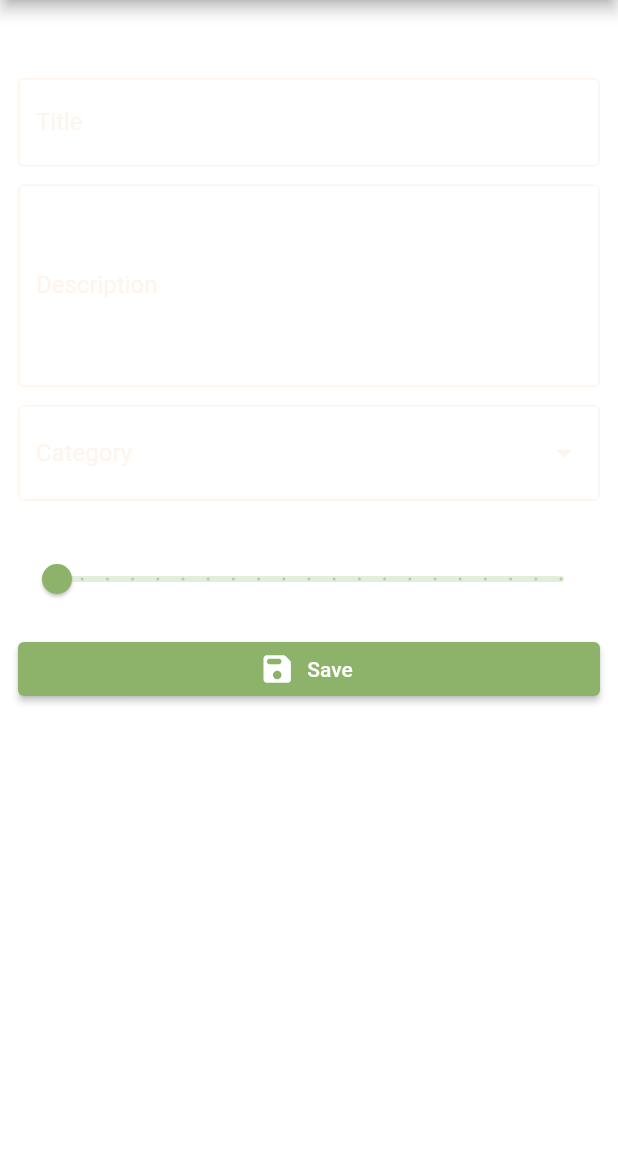
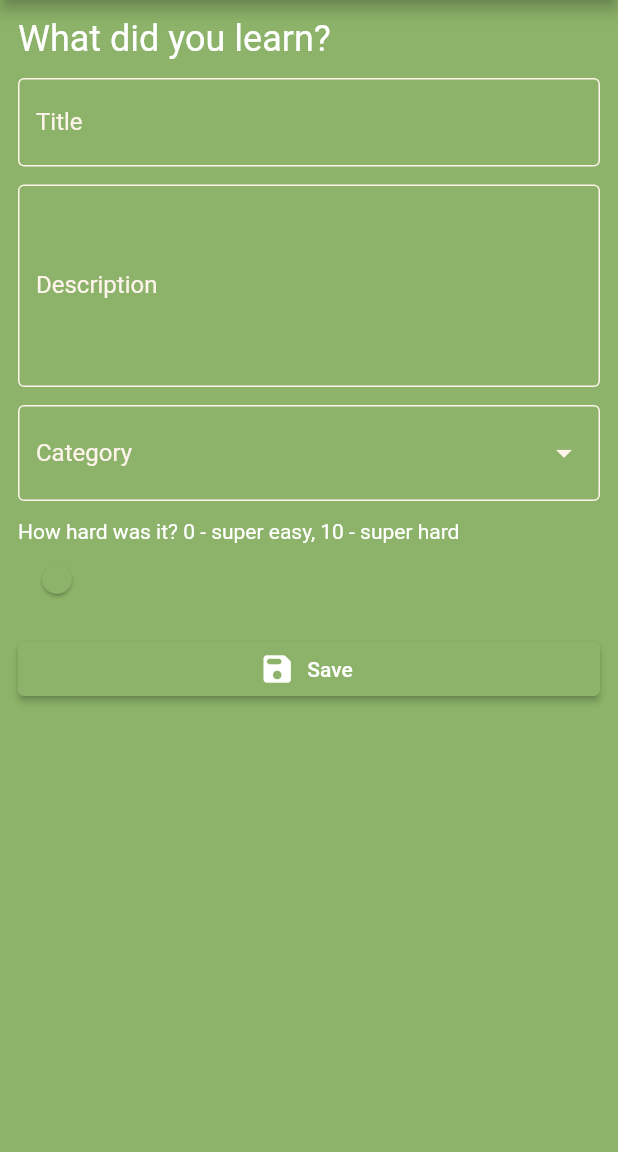
Before and after one commit to inf0rmatix/today_i_learned, a Flutter app: the _DashboardPageView screen opened directly, after a tap on the "create" icon, on a phone screen of 412 x 824 dp, the part 84-1236 px from its top. Run offline on Flutter 3.47's test engine with Material 2 defaults, Android fonts, the phone set to English and light mode, and no system bars; our stand-ins replace bloc, easy_localization, flutter_bloc, freezed_annotation, go_router; generated files the repository leaves out were written again; statements that could not run were skipped.

Commit message:
further improvements to theming

```diff
--- a/lib/src/core/config/app_colors.dart
+++ b/lib/src/core/config/app_colors.dart
@@ -8,6 +8,8 @@ class AppColors {
   static const sandyBrown = Color(0xFFF4A259);
   static const seashell = Color(0xFFFEF4EC);
   static const wintergreenDream = Color(0xFF5B8E7D);
+  static const greenSheen = Color(0xFF76A797);
+  static const illuminatingEmerald = Color(0xFF418B72);
   static const bittersweetShimmer = Color(0xFFBC4B51); // error
 
   static const emerald = Color(0xFF439A86);
--- a/lib/src/core/config/app_theme.dart
+++ b/lib/src/core/config/app_theme.dart
@@ -1,4 +1,5 @@
 import 'package:flutter/material.dart';
+import 'package:flutter/services.dart';
 import 'package:today_i_learned/src/core/config/app_colors.dart';
 
 class AppTheme {
@@ -8,13 +9,20 @@ class AppTheme {
     colorScheme: const ColorScheme.light(
       primary: AppColors.olivine,
       secondary: AppColors.sandyBrown,
+      onSecondary: AppColors.seashell,
       tertiary: AppColors.flax,
       error: AppColors.bittersweetShimmer,
       background: AppColors.wintergreenDream,
       onBackground: AppColors.seashell,
+      surface: AppColors.olivine,
     ),
     textTheme: Typography.whiteHelsinki,
   ).copyWith(
+    appBarTheme: AppBarTheme(
+      systemOverlayStyle: SystemUiOverlayStyle.light,
+    ),
+    cardTheme: const CardTheme(elevation: 2),
+    shadowColor: Colors.black,
     hintColor: AppColors.seashell,
     highlightColor: AppColors.seashell,
     inputDecorationTheme: const InputDecorationTheme(
--- a/lib/src/core/widgets/custom_text_form_field.dart
+++ b/lib/src/core/widgets/custom_text_form_field.dart
@@ -9,6 +9,7 @@ class CustomTextFormField extends TextFormField {
     required String label,
     void Function(String)? onChanged,
     int? minLines,
+    String? Function(String?)? validator,
   }) : super(
           key: key,
           decoration: InputDecoration(
@@ -17,17 +18,20 @@ class CustomTextFormField extends TextFormField {
           onChanged: onChanged,
           minLines: minLines,
           maxLines: minLines != null ? _multilineMaxLines : null,
+          validator: validator,
         );
 
   factory CustomTextFormField.multiline({
     Key? key,
     required String label,
     void Function(String)? onChanged,
+    String? Function(String?)? validator,
   }) =>
       CustomTextFormField(
         key: key,
         label: label,
         onChanged: onChanged,
         minLines: _multilineMinLines,
+        validator: validator,
       );
 }
--- a/lib/src/dashboard/widgets/last_learned.dart
+++ b/lib/src/dashboard/widgets/last_learned.dart
@@ -12,18 +12,15 @@ class LastLearned extends StatelessWidget {
 
   @override
   Widget build(BuildContext context) {
-    return Container(
+    return SizedBox(
+      child: Card(
+        child: Padding(
           padding: const EdgeInsets.all(AppSpacing.XL),
-      decoration: BoxDecoration(
-        color: AppColors.lavender,
-        borderRadius: BorderRadius.circular(AppSpacing.M),
-      ),
           child: Column(
             mainAxisSize: MainAxisSize.min,
             crossAxisAlignment: CrossAxisAlignment.end,
             children: [
-          CustomText.headline1(
-              LocaleKeys.dashboard_last_learned_title.translate()),
+              CustomText.headline1(LocaleKeys.dashboard_last_learned_title.translate()),
               const SizedBox(height: AppSpacing.L),
               ListView.separated(
                 shrinkWrap: true,
@@ -31,22 +28,19 @@ class LastLearned extends StatelessWidget {
                 itemBuilder: (context, index) {
                   var learning = learnings[index];
 
-              return Container(
+                  return Card(
+                    child: Padding(
                       padding: const EdgeInsets.all(AppSpacing.M),
-                decoration: BoxDecoration(
-                  color: AppColors.emerald,
-                  borderRadius: BorderRadius.circular(AppSpacing.M),
-                ),
                       child: Column(
                         crossAxisAlignment: CrossAxisAlignment.start,
                         children: [
                           CustomText.headline3(learning.title),
                           const SizedBox(height: AppSpacing.S),
-                    CustomText.subtitle(
-                        learning.created.formatWeekdayDate(context.locale)),
+                          CustomText.subtitle(learning.created.formatWeekdayDate(context.locale)),
                           const SizedBox(height: AppSpacing.M),
                           CustomText.headline4(learning.description),
                         ],
+                      ),
                     ),
                   );
                 },
@@ -54,6 +48,8 @@ class LastLearned extends StatelessWidget {
               ),
             ],
           ),
+        ),
+      ),
     );
   }
 }
--- a/lib/src/dashboard/widgets/score_card.dart
+++ b/lib/src/dashboard/widgets/score_card.dart
@@ -16,19 +16,12 @@ class ScoreCard extends StatelessWidget {
 
   @override
   Widget build(BuildContext context) {
-    return Container(
+    return SizedBox(
       height: _height,
       width: _width,
+      child: Card(
+        child: Padding(
           padding: const EdgeInsets.only(right: AppSpacing.XL),
-      decoration: BoxDecoration(
-        color: AppColors.lavender,
-        borderRadius: BorderRadius.circular(AppSpacing.M),
-        boxShadow: const [
-          BoxShadow(
-            blurRadius: AppSpacing.S,
-          ),
-        ],
-      ),
           child: Column(
             mainAxisAlignment: MainAxisAlignment.center,
             crossAxisAlignment: CrossAxisAlignment.end,
@@ -38,6 +31,8 @@ class ScoreCard extends StatelessWidget {
               CustomText.headline2(subtitle),
             ],
           ),
+        ),
+      ),
     );
   }
 }
--- a/lib/src/today_i_learned_app.dart
+++ b/lib/src/today_i_learned_app.dart
@@ -25,6 +25,7 @@ class TodayILearnedApp extends StatelessWidget {
           RepositoryProvider.value(value: categoryRepository),
         ],
         child: MaterialApp.router(
+          debugShowCheckedModeBanner: false,
           title: 'Flutter Demo',
           theme: AppTheme.light,
           routerDelegate: AppRouter.router.routerDelegate,
```
Lines whose indentation alone changed are shown as unchanged.
